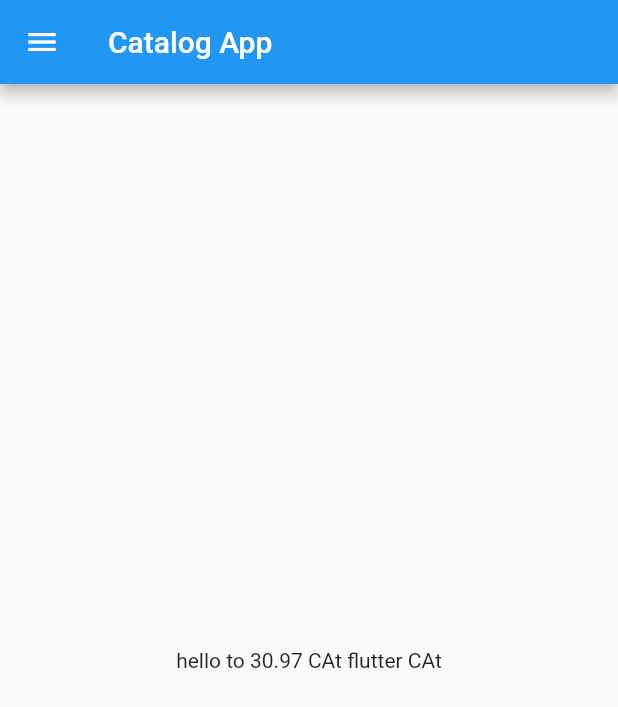
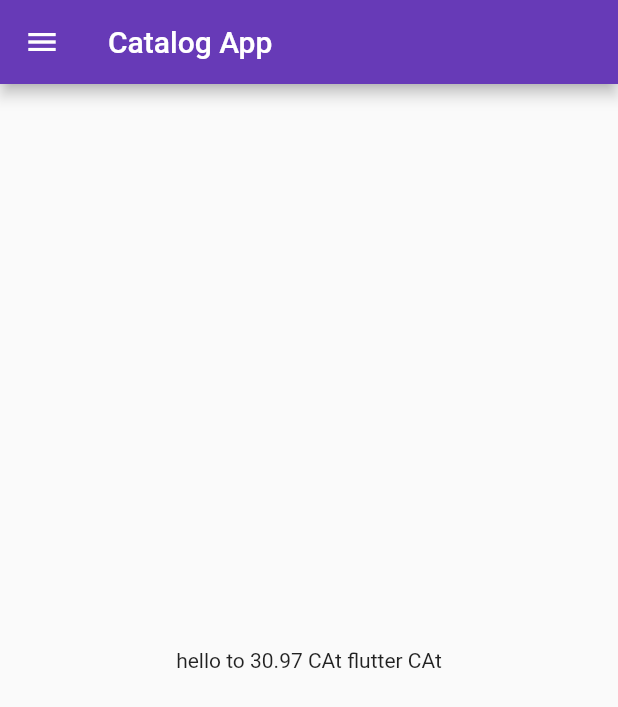
Before and after one commit to shhashank/30daysofflutter, a Flutter app: the screen it shows after launch, on a phone screen of 412 x 824 dp. Shown: the top 707 px of the screen. Run offline on Flutter 3.47's test engine with Material 2 defaults, Android fonts, the light colour scheme and no system bars.

Commit message:
day3 completed

```diff
--- a/lib/main.dart
+++ b/lib/main.dart
@@ -1,6 +1,7 @@
+import 'package:alpha1/pages/login_page.dart';
 import 'package:flutter/material.dart';
 
-import 'home_page.dart';
+import 'pages/home_page.dart';
 
 void main() {
   runApp(MyApp());
@@ -10,7 +11,17 @@
   @override
   Widget build(BuildContext context) {
     return MaterialApp(
-      home: HomePage(),
+      themeMode: ThemeMode.light,
+      theme: ThemeData(primarySwatch: Colors.deepPurple),
+      darkTheme: ThemeData(
+        brightness: Brightness.dark,
+      ),
+      initialRoute: "/home",
+      routes: {
+        "/": (context) => LoginPage(),
+        "/login": (context) => LoginPage(),
+        "/home": (context) => HomePage(),
+      },
     );
   }
 }
```
Also changed, not shown: lib/pages/login_page.dart (added, +18 -0 lines), lib/pages/home_page.dart (renamed from lib/home_page.dart).
